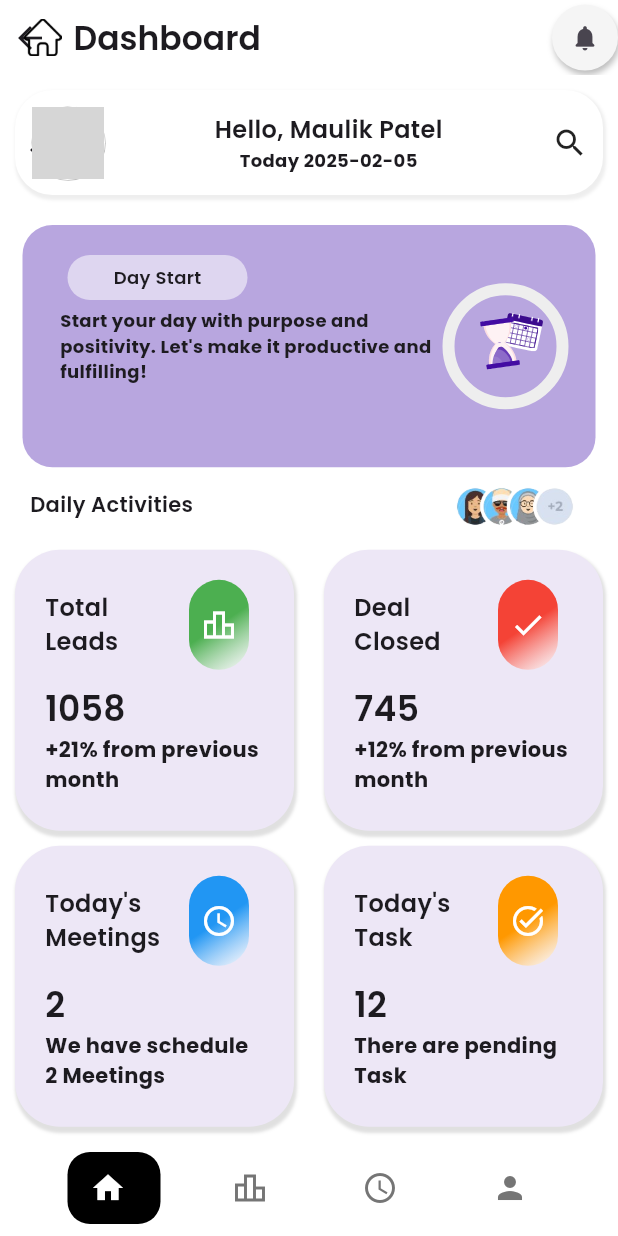
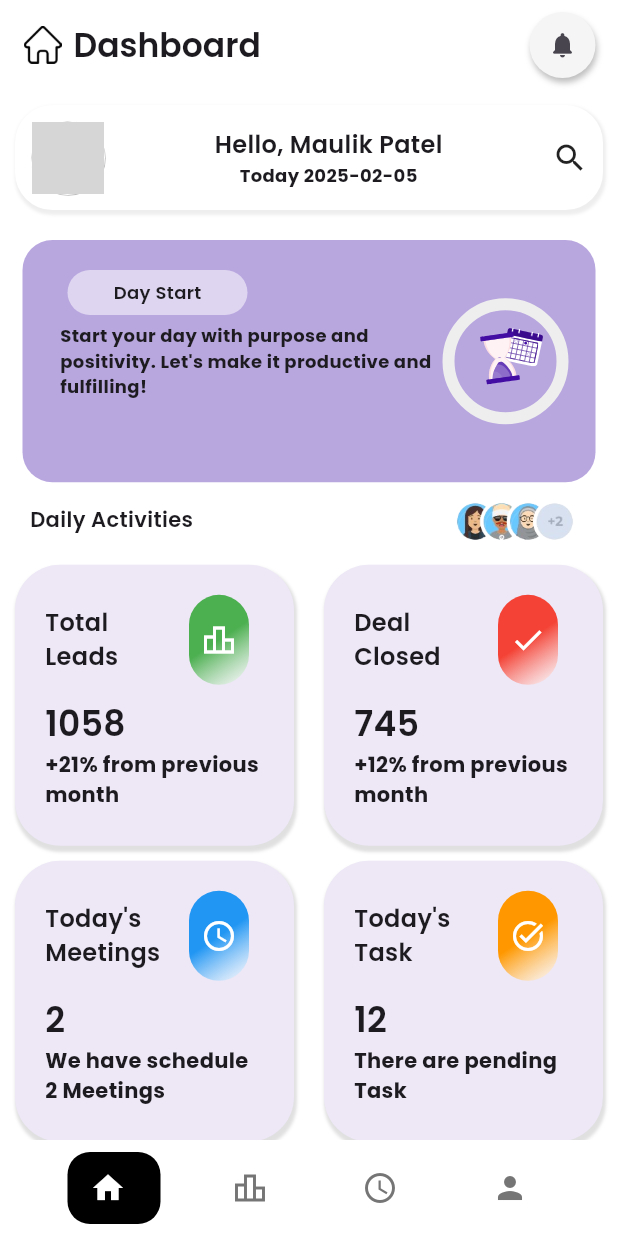
Before and after one commit to meet-shiyaniya/staff_lead_mgt, a Flutter app: the BottomNavScreen screen opened directly, on a phone screen of 412 x 824 dp. Run offline on Flutter 3.47's test engine with Material 3 defaults, Android fonts, the phone set to English and light mode, and no system bars; drawn by our look-alikes of google_nav_bar, percent_indicator; our stand-ins replace animate_do, auto_size_text, dotted_border, dropdown_button2, emoji_picker_flutter, fl_chart and 11 more; missing offline and left inert: switcher_button; accounts and stored records are empty; network calls fail; grey boxes are pictures that could not be loaded.

Commit message:
change done

```diff
--- a/lib/bottom_navigation.dart
+++ b/lib/bottom_navigation.dart
@@ -28,8 +28,8 @@ class _BottomNavScreenState extends State<BottomNavScreen> {
   Widget build(BuildContext context) {
     return Scaffold(
       appBar: AppBar(
-        leadingWidth: 0, // Remove default leading space
-        toolbarHeight: 50,
+        automaticallyImplyLeading: false,
+        toolbarHeight: 60,
         title: Row(
           children: [
             if (_selectedIndex == 0)
--- a/lib/dashboard.dart
+++ b/lib/dashboard.dart
@@ -212,7 +212,7 @@ class _DashboardState extends State<Dashboard> with WidgetsBindingObserver{
       appBar: AppBar(
         backgroundColor: Colors.white,
         toolbarHeight: 100,
-
+        automaticallyImplyLeading: false,
         surfaceTintColor: Colors.white,
         flexibleSpace: Container(
           height: 70,
--- a/lib/social_module/custom_widget/appbar_button.dart
+++ b/lib/social_module/custom_widget/appbar_button.dart
@@ -19,7 +19,7 @@ class CustomAppBarButton extends StatelessWidget {
     return Container(
       height: 44,
       width: 44,
-      // margin: EdgeInsets.all(7),
+      margin: EdgeInsets.only(right: 15),
       decoration: BoxDecoration(
         shape: BoxShape.circle,
         color: color,
--- a/lib/staff_Attendance_Screen.dart
+++ b/lib/staff_Attendance_Screen.dart
@@ -74,7 +74,7 @@ class _staffAttendanceScreenState extends State<staffAttendanceScreen> {
       Fluttertoast.showToast(msg: "✅ Attendance marked: Present");
 
       // Navigate to the Dashboard screen
-      Navigator.push(
+      Navigator.pushReplacement(
         context,
         MaterialPageRoute(builder: (context) => BottomNavScreen()),
       );
```
